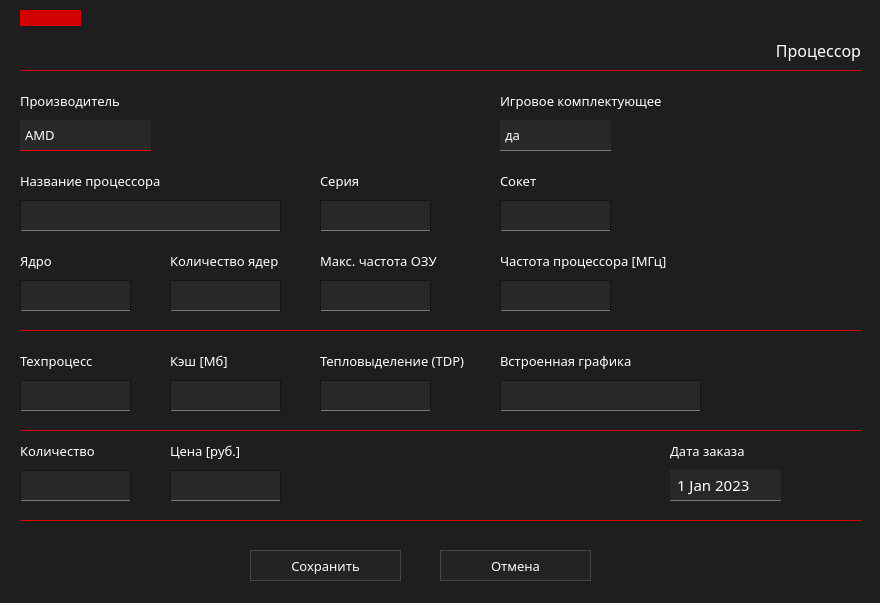
marginalprog/git_pcconf, file ui/add/addChProcWidg.ui: the form before one commit.
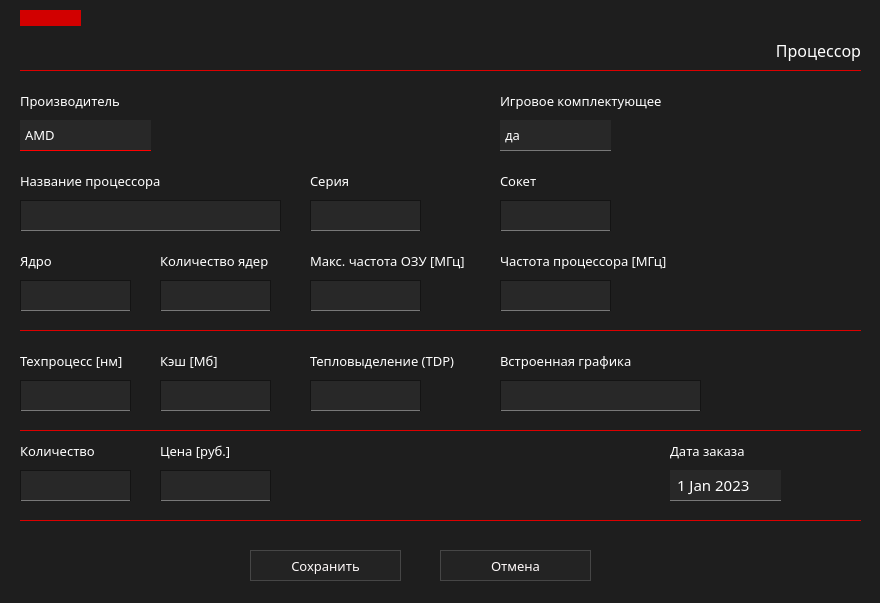
The form after the commit. Icons and pictures are not drawn.

Patch:
```diff
--- a/ui/add/addChProcWidg.ui
+++ b/ui/add/addChProcWidg.ui
@@ -271,7 +271,7 @@
   <widget class="QLabel" name="lbPrice">
    <property name="geometry">
     <rect>
-     <x>170</x>
+     <x>160</x>
      <y>440</y>
      <width>111</width>
      <height>21</height>
@@ -293,7 +293,7 @@
   <widget class="QLineEdit" name="leTdp">
    <property name="geometry">
     <rect>
-     <x>320</x>
+     <x>310</x>
      <y>380</y>
      <width>111</width>
      <height>31</height>
@@ -351,9 +351,9 @@
   <widget class="QLabel" name="lbNcores">
    <property name="geometry">
     <rect>
-     <x>170</x>
+     <x>160</x>
      <y>250</y>
-     <width>141</width>
+     <width>131</width>
      <height>21</height>
     </rect>
    </property>
@@ -373,7 +373,7 @@
   <widget class="QLineEdit" name="lePrice">
    <property name="geometry">
     <rect>
-     <x>170</x>
+     <x>160</x>
      <y>470</y>
      <width>111</width>
      <height>31</height>
@@ -517,7 +517,7 @@
   <widget class="QLineEdit" name="leRamFreq">
    <property name="geometry">
     <rect>
-     <x>320</x>
+     <x>310</x>
      <y>280</y>
      <width>111</width>
      <height>31</height>
@@ -550,7 +550,7 @@
   <widget class="QLabel" name="lbTdp">
    <property name="geometry">
     <rect>
-     <x>320</x>
+     <x>310</x>
      <y>350</y>
      <width>171</width>
      <height>21</height>
@@ -602,9 +602,9 @@
   <widget class="QLabel" name="lbRamFreq">
    <property name="geometry">
     <rect>
-     <x>320</x>
+     <x>310</x>
      <y>250</y>
-     <width>151</width>
+     <width>181</width>
      <height>21</height>
     </rect>
    </property>
@@ -618,7 +618,7 @@
     <string notr="true">border:0px;</string>
    </property>
    <property name="text">
-    <string>Макс. частота ОЗУ</string>
+    <string>Макс. частота ОЗУ [МГц]</string>
    </property>
   </widget>
   <widget class="QLabel" name="lbFullName">
@@ -679,7 +679,7 @@
   <widget class="QLineEdit" name="leNcores">
    <property name="geometry">
     <rect>
-     <x>170</x>
+     <x>160</x>
      <y>280</y>
      <width>111</width>
      <height>31</height>
@@ -837,7 +837,7 @@
   <widget class="QLabel" name="lbSeries">
    <property name="geometry">
     <rect>
-     <x>320</x>
+     <x>310</x>
      <y>170</y>
      <width>101</width>
      <height>21</height>
@@ -927,7 +927,7 @@
     <rect>
      <x>20</x>
      <y>350</y>
-     <width>111</width>
+     <width>131</width>
      <height>21</height>
     </rect>
    </property>
@@ -941,7 +941,7 @@
     <string notr="true">border:0px;</string>
    </property>
    <property name="text">
-    <string>Техпроцесс</string>
+    <string>Техпроцесс [нм]</string>
    </property>
   </widget>
   <widget class="QDateEdit" name="dateEdit">
@@ -1104,7 +1104,7 @@
   <widget class="QLineEdit" name="leSeries">
    <property name="geometry">
     <rect>
-     <x>320</x>
+     <x>310</x>
      <y>200</y>
      <width>111</width>
      <height>31</height>
@@ -1173,7 +1173,7 @@
   <widget class="QLabel" name="lbCache">
    <property name="geometry">
     <rect>
-     <x>170</x>
+     <x>160</x>
      <y>350</y>
      <width>111</width>
      <height>21</height>
@@ -1195,7 +1195,7 @@
   <widget class="QLineEdit" name="leCache">
    <property name="geometry">
     <rect>
-     <x>170</x>
+     <x>160</x>
      <y>380</y>
      <width>111</width>
      <height>31</height>
```
